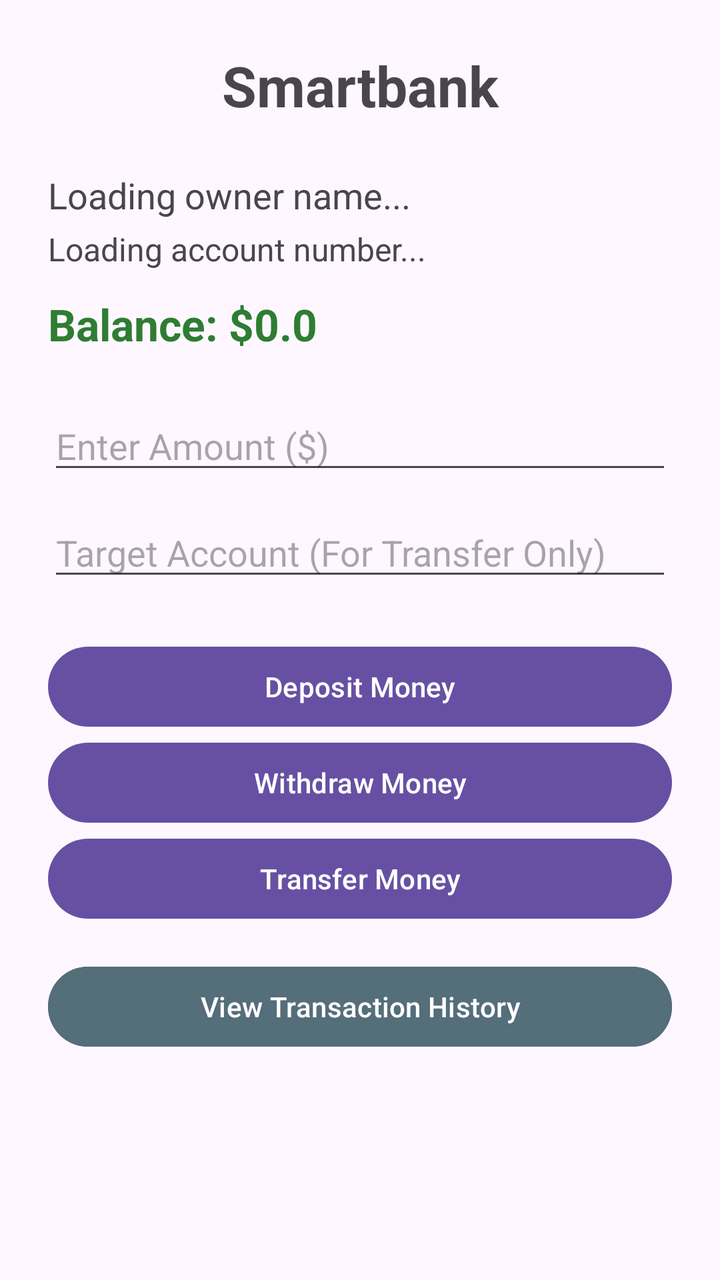
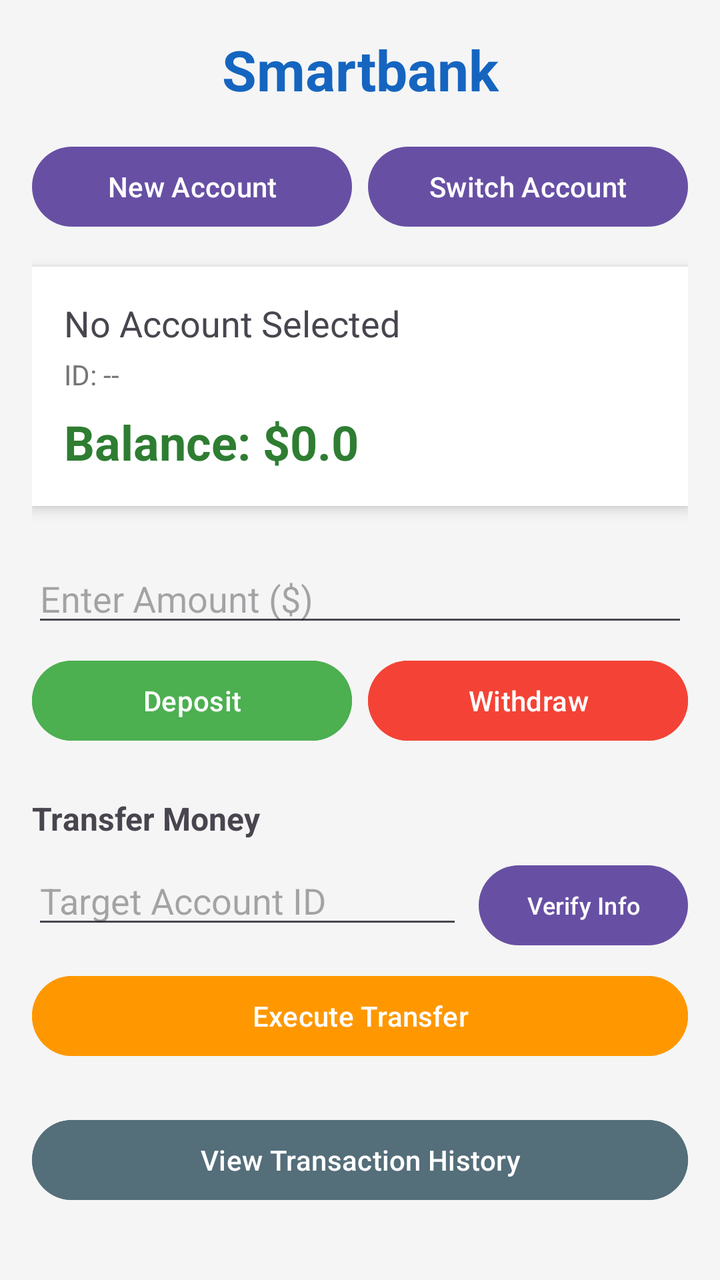

Compare the two renders of this Android layout. The source of the first and the diff that turns it into the second are given below.
<!-- AndroidManifest.xml: application theme Theme.SmartBank -->
<!-- res/layout/activity_main.xml -->
<?xml version="1.0" encoding="utf-8"?>
<LinearLayout xmlns:android="http://schemas.android.com/apk/res/android"
    android:layout_width="match_parent"
    android:layout_height="match_parent"
    android:orientation="vertical"
    android:padding="24dp"
    android:gravity="top">

    
    <TextView
        android:layout_width="match_parent"
        android:layout_height="wrap_content"
        android:text="Smartbank"
        android:textSize="28sp"
        android:textStyle="bold"
        android:gravity="center"
        android:layout_marginBottom="24dp"/>

    
    <TextView
        android:id="@+id/tvOwnerName"
        android:layout_width="match_parent"
        android:layout_height="wrap_content"
        android:textSize="18sp"
        android:text="Loading owner name..."/>

    <TextView
        android:id="@+id/tvAccountNumber"
        android:layout_width="match_parent"
        android:layout_height="wrap_content"
        android:textSize="16sp"
        android:layout_marginTop="4dp"
        android:text="Loading account number..."/>

    <TextView
        android:id="@+id/tvBalance"
        android:layout_width="match_parent"
        android:layout_height="wrap_content"
        android:textSize="22sp"
        android:textStyle="bold"
        android:textColor="#2E7D32"
        android:layout_marginTop="12dp"
        android:layout_marginBottom="24dp"
        android:text="Balance: $0.0"/>

    
    <EditText
        android:id="@+id/etAmount"
        android:layout_width="match_parent"
        android:layout_height="wrap_content"
        android:hint="Enter Amount ($)"
        android:inputType="numberDecimal"
        android:layout_marginBottom="12dp"/>

    <EditText
        android:id="@+id/etTargetAccount"
        android:layout_width="match_parent"
        android:layout_height="wrap_content"
        android:hint="Target Account (For Transfer Only)"
        android:inputType="text"
        android:layout_marginBottom="24dp"/>

    
    <Button
        android:id="@+id/btnDeposit"
        android:layout_width="match_parent"
        android:layout_height="wrap_content"
        android:text="Deposit Money"/>

    <Button
        android:id="@+id/btnWithdraw"
        android:layout_width="match_parent"
        android:layout_height="wrap_content"
        android:text="Withdraw Money"/>

    <Button
        android:id="@+id/btnTransfer"
        android:layout_width="match_parent"
        android:layout_height="wrap_content"
        android:text="Transfer Money"/>

    <Button
        android:id="@+id/btnHistory"
        android:layout_width="match_parent"
        android:layout_height="wrap_content"
        android:layout_marginTop="16dp"
        android:backgroundTint="#546E7A"
        android:text="View Transaction History"/>

</LinearLayout>
<!-- resources referenced by this layout -->
<resources>
  <style name="Theme.SmartBank" parent="Base.Theme.SmartBank" />
  <style name="Base.Theme.SmartBank" parent="Theme.Material3.DayNight.NoActionBar">
          
          
      </style>
</resources>

<!-- the commit's change to res/layout/activity_main.xml (unified diff, before → after) -->
@@ -1,90 +1,165 @@
 <?xml version="1.0" encoding="utf-8"?>
-<LinearLayout xmlns:android="http://schemas.android.com/apk/res/android"
+<ScrollView xmlns:android="http://schemas.android.com/apk/res/android"
     android:layout_width="match_parent"
     android:layout_height="match_parent"
-    android:orientation="vertical"
-    android:padding="24dp"
-    android:gravity="top">
+    android:padding="16dp"
+    android:background="#F5F5F5">
 
-    
-    <TextView
+    <LinearLayout
         android:layout_width="match_parent"
         android:layout_height="wrap_content"
-        android:text="Smartbank"
-        android:textSize="28sp"
-        android:textStyle="bold"
-        android:gravity="center"
-        android:layout_marginBottom="24dp"/>
+        android:orientation="vertical">
 
-    
-    <TextView
-        android:id="@+id/tvOwnerName"
-        android:layout_width="match_parent"
-        android:layout_height="wrap_content"
-        android:textSize="18sp"
-        android:text="Loading owner name..."/>
+        <TextView
+            android:layout_width="match_parent"
+            android:layout_height="wrap_content"
+            android:text="Smartbank"
+            android:textSize="28sp"
+            android:textStyle="bold"
+            android:textColor="#1565C0"
+            android:gravity="center"
+            android:layout_marginBottom="16dp"/>
 
-    <TextView
-        android:id="@+id/tvAccountNumber"
-        android:layout_width="match_parent"
-        android:layout_height="wrap_content"
-        android:textSize="16sp"
-        android:layout_marginTop="4dp"
-        android:text="Loading account number..."/>
+        
+        <LinearLayout
+            android:layout_width="match_parent"
+            android:layout_height="wrap_content"
+            android:orientation="horizontal"
+            android:layout_marginBottom="16dp">
 
-    <TextView
-        android:id="@+id/tvBalance"
-        android:layout_width="match_parent"
-        android:layout_height="wrap_content"
-        android:textSize="22sp"
-        android:textStyle="bold"
-        android:textColor="#2E7D32"
-        android:layout_marginTop="12dp"
-        android:layout_marginBottom="24dp"
-        android:text="Balance: $0.0"/>
+            <Button
+                android:id="@+id/btnCreateAccount"
+                android:layout_width="0dp"
+                android:layout_height="wrap_content"
+                android:layout_weight="1"
+                android:text="New Account"
+                android:layout_marginEnd="8dp"/>
 
-    
-    <EditText
-        android:id="@+id/etAmount"
-        android:layout_width="match_parent"
-        android:layout_height="wrap_content"
-        android:hint="Enter Amount ($)"
-        android:inputType="numberDecimal"
-        android:layout_marginBottom="12dp"/>
+            <Button
+                android:id="@+id/btnSwitchAccount"
+                android:layout_width="0dp"
+                android:layout_height="wrap_content"
+                android:layout_weight="1"
+                android:text="Switch Account"/>
+        </LinearLayout>
 
-    <EditText
-        android:id="@+id/etTargetAccount"
-        android:layout_width="match_parent"
-        android:layout_height="wrap_content"
-        android:hint="Target Account (For Transfer Only)"
-        android:inputType="text"
-        android:layout_marginBottom="24dp"/>
+        
+        <LinearLayout
+            android:layout_width="match_parent"
+            android:layout_height="wrap_content"
+            android:orientation="vertical"
+            android:background="#FFFFFF"
+            android:padding="16dp"
+            android:elevation="4dp"
+            android:layout_marginBottom="24dp">
 
-    
-    <Button
-        android:id="@+id/btnDeposit"
-        android:layout_width="match_parent"
-        android:layout_height="wrap_content"
-        android:text="Deposit Money"/>
+            <TextView
+                android:id="@+id/tvOwnerName"
+                android:layout_width="match_parent"
+                android:layout_height="wrap_content"
+                android:textSize="18sp"
+                android:text="No Account Selected"/>
 
-    <Button
-        android:id="@+id/btnWithdraw"
-        android:layout_width="match_parent"
-        android:layout_height="wrap_content"
-        android:text="Withdraw Money"/>
+            <TextView
+                android:id="@+id/tvAccountNumber"
+                android:layout_width="match_parent"
+                android:layout_height="wrap_content"
+                android:textSize="14sp"
+                android:textColor="#757575"
+                android:layout_marginTop="4dp"
+                android:text="ID: --"/>
 
-    <Button
-        android:id="@+id/btnTransfer"
-        android:layout_width="match_parent"
-        android:layout_height="wrap_content"
-        android:text="Transfer Money"/>
+            <TextView
+                android:id="@+id/tvBalance"
+                android:layout_width="match_parent"
+                android:layout_height="wrap_content"
+                android:textSize="24sp"
+                android:textStyle="bold"
+                android:textColor="#2E7D32"
+                android:layout_marginTop="8dp"
+                android:text="Balance: $0.0"/>
+        </LinearLayout>
 
-    <Button
-        android:id="@+id/btnHistory"
-        android:layout_width="match_parent"
-        android:layout_height="wrap_content"
-        android:layout_marginTop="16dp"
-        android:backgroundTint="#546E7A"
-        android:text="View Transaction History"/>
+        
+        <EditText
+            android:id="@+id/etAmount"
+            android:layout_width="match_parent"
+            android:layout_height="wrap_content"
+            android:hint="Enter Amount ($)"
+            android:inputType="numberDecimal"
+            android:layout_marginBottom="8dp"/>
 
-</LinearLayout>
+        <LinearLayout
+            android:layout_width="match_parent"
+            android:layout_height="wrap_content"
+            android:orientation="horizontal"
+            android:layout_marginBottom="24dp">
+
+            <Button
+                android:id="@+id/btnDeposit"
+                android:layout_width="0dp"
+                android:layout_height="wrap_content"
+                android:layout_weight="1"
+                android:text="Deposit"
+                android:backgroundTint="#4CAF50"
+                android:layout_marginEnd="8dp"/>
+
+            <Button
+                android:id="@+id/btnWithdraw"
+                android:layout_width="0dp"
+                android:layout_height="wrap_content"
+                android:layout_weight="1"
+                android:backgroundTint="#F44336"
+                android:text="Withdraw"/>
+        </LinearLayout>
+
+        
+        <TextView
+            android:layout_width="match_parent"
+            android:layout_height="wrap_content"
+            android:text="Transfer Money"
+            android:textStyle="bold"
+            android:textSize="16sp"
+            android:layout_marginBottom="8dp"/>
+
+        <LinearLayout
+            android:layout_width="match_parent"
+            android:layout_height="wrap_content"
+            android:orientation="horizontal"
+            android:layout_marginBottom="8dp">
+
+            <EditText
+                android:id="@+id/etTargetAccount"
+                android:layout_width="0dp"
+                android:layout_height="wrap_content"
+                android:layout_weight="1"
+                android:hint="Target Account ID"
+                android:inputType="text"/>
+
+            <Button
+                android:id="@+id/btnVerifyTarget"
+                android:layout_width="wrap_content"
+                android:layout_height="wrap_content"
+                android:text="Verify Info"
+                android:textSize="12sp"
+                android:layout_marginStart="8dp"/>
+        </LinearLayout>
+
+        <Button
+            android:id="@+id/btnTransfer"
+            android:layout_width="match_parent"
+            android:layout_height="wrap_content"
+            android:text="Execute Transfer"
+            android:backgroundTint="#FF9800"
+            android:layout_marginBottom="24dp"/>
+
+        
+        <Button
+            android:id="@+id/btnHistory"
+            android:layout_width="match_parent"
+            android:layout_height="wrap_content"
+            android:backgroundTint="#546E7A"
+            android:text="View Transaction History"/>
+
+    </LinearLayout>
+</ScrollView>
